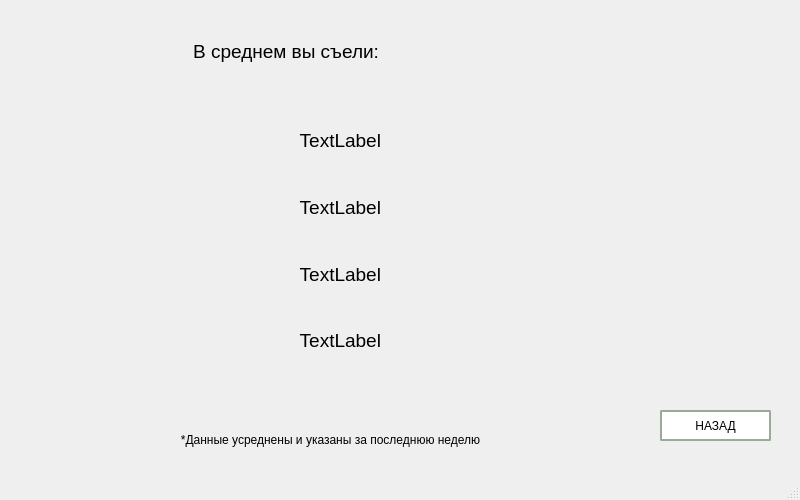
The window that advices.ui (CicadaInc/biostat) describes before a commit, drawn with Qt 5.
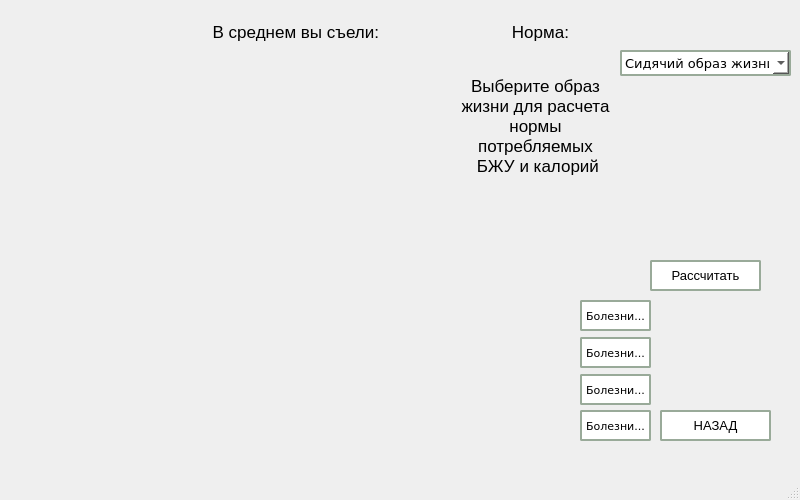
The same window after the commit.

Commit message: advice window (wrong disease information)

The edit to the form file:
```diff
--- a/advices.ui
+++ b/advices.ui
@@ -10,6 +10,11 @@
     <height>500</height>
    </rect>
   </property>
+  <property name="font">
+   <font>
+    <pointsize>10</pointsize>
+   </font>
+  </property>
   <property name="windowTitle">
    <string>MainWindow</string>
   </property>
@@ -38,34 +43,18 @@
      <string>НАЗАД</string>
     </property>
    </widget>
-   <widget class="QLabel" name="label">
-    <property name="geometry">
-     <rect>
-      <x>170</x>
-      <y>430</y>
-      <width>321</width>
-      <height>20</height>
-     </rect>
-    </property>
-    <property name="text">
-     <string>*Данные усреднены и указаны за последнюю неделю</string>
-    </property>
-    <property name="alignment">
-     <set>Qt::AlignCenter</set>
-    </property>
-   </widget>
    <widget class="QLabel" name="label_2">
     <property name="geometry">
      <rect>
       <x>170</x>
-      <y>10</y>
+      <y>-10</y>
       <width>209</width>
       <height>83</height>
      </rect>
     </property>
     <property name="font">
      <font>
-      <pointsize>14</pointsize>
+      <pointsize>13</pointsize>
      </font>
     </property>
     <property name="text">
@@ -78,10 +67,10 @@
    <widget class="QWidget" name="verticalLayoutWidget">
     <property name="geometry">
      <rect>
-      <x>170</x>
-      <y>110</y>
-      <width>211</width>
-      <height>261</height>
+      <x>240</x>
+      <y>70</y>
+      <width>141</width>
+      <height>221</height>
      </rect>
     </property>
     <layout class="QVBoxLayout" name="verticalLayout">
@@ -89,11 +78,11 @@
       <widget class="QLabel" name="proteins">
        <property name="font">
         <font>
-         <pointsize>14</pointsize>
+         <pointsize>13</pointsize>
         </font>
        </property>
        <property name="text">
-        <string>TextLabel</string>
+        <string/>
        </property>
        <property name="alignment">
         <set>Qt::AlignRight|Qt::AlignTrailing|Qt::AlignVCenter</set>
@@ -104,11 +93,11 @@
       <widget class="QLabel" name="fats">
        <property name="font">
         <font>
-         <pointsize>14</pointsize>
+         <pointsize>13</pointsize>
         </font>
        </property>
        <property name="text">
-        <string>TextLabel</string>
+        <string/>
        </property>
        <property name="alignment">
         <set>Qt::AlignRight|Qt::AlignTrailing|Qt::AlignVCenter</set>
@@ -119,11 +108,11 @@
       <widget class="QLabel" name="carbohydrates">
        <property name="font">
         <font>
-         <pointsize>14</pointsize>
+         <pointsize>13</pointsize>
         </font>
        </property>
        <property name="text">
-        <string>TextLabel</string>
+        <string/>
        </property>
        <property name="alignment">
         <set>Qt::AlignRight|Qt::AlignTrailing|Qt::AlignVCenter</set>
@@ -134,11 +123,11 @@
       <widget class="QLabel" name="Kkal">
        <property name="font">
         <font>
-         <pointsize>14</pointsize>
+         <pointsize>13</pointsize>
         </font>
        </property>
        <property name="text">
-        <string>TextLabel</string>
+        <string/>
        </property>
        <property name="alignment">
         <set>Qt::AlignRight|Qt::AlignTrailing|Qt::AlignVCenter</set>
@@ -147,6 +136,426 @@
      </item>
     </layout>
    </widget>
+   <widget class="QComboBox" name="chooseActivity">
+    <property name="geometry">
+     <rect>
+      <x>620</x>
+      <y>50</y>
+      <width>171</width>
+      <height>26</height>
+     </rect>
+    </property>
+    <property name="font">
+     <font>
+      <family>verdana</family>
+      <pointsize>10</pointsize>
+      <weight>50</weight>
+      <italic>false</italic>
+      <bold>false</bold>
+     </font>
+    </property>
+    <property name="styleSheet">
+     <string notr="true">QComboBox {font: 10pt &quot;verdana&quot;; 
+background-color: rgb(255, 255, 255); 
+border-radius: 2px; 
+border: 2px solid #9a9; 
+box-shadow: 4px 4px 4px rgba(8, 8, 8, 0.5)} 
+QPushButton:hover {background-color: rgba(231, 253, 255, 0.7); border: 2px solid #9a9;}</string>
+    </property>
+    <item>
+     <property name="text">
+      <string>Сидячий образ жизни</string>
+     </property>
+    </item>
+    <item>
+     <property name="text">
+      <string>Умеренная активность</string>
+     </property>
+    </item>
+    <item>
+     <property name="text">
+      <string>Средняя активность</string>
+     </property>
+    </item>
+    <item>
+     <property name="text">
+      <string>Интенсивные нагрузки</string>
+     </property>
+    </item>
+    <item>
+     <property name="text">
+      <string>Для спортсменов</string>
+     </property>
+    </item>
+    <item>
+     <property name="text">
+      <string>Для увеличения массы</string>
+     </property>
+    </item>
+    <item>
+     <property name="text">
+      <string>Для похудения</string>
+     </property>
+    </item>
+   </widget>
+   <widget class="QWidget" name="verticalLayoutWidget_2">
+    <property name="geometry">
+     <rect>
+      <x>430</x>
+      <y>70</y>
+      <width>141</width>
+      <height>221</height>
+     </rect>
+    </property>
+    <layout class="QVBoxLayout" name="verticalLayout_2">
+     <item>
+      <widget class="QLabel" name="proteins_2">
+       <property name="font">
+        <font>
+         <pointsize>13</pointsize>
+        </font>
+       </property>
+       <property name="text">
+        <string/>
+       </property>
+       <property name="alignment">
+        <set>Qt::AlignRight|Qt::AlignTrailing|Qt::AlignVCenter</set>
+       </property>
+      </widget>
+     </item>
+     <item>
+      <widget class="QLabel" name="fats_2">
+       <property name="font">
+        <font>
+         <pointsize>13</pointsize>
+        </font>
+       </property>
+       <property name="text">
+        <string/>
+       </property>
+       <property name="alignment">
+        <set>Qt::AlignRight|Qt::AlignTrailing|Qt::AlignVCenter</set>
+       </property>
+      </widget>
+     </item>
+     <item>
+      <widget class="QLabel" name="carbohydrates_2">
+       <property name="font">
+        <font>
+         <pointsize>13</pointsize>
+        </font>
+       </property>
+       <property name="text">
+        <string/>
+       </property>
+       <property name="alignment">
+        <set>Qt::AlignRight|Qt::AlignTrailing|Qt::AlignVCenter</set>
+       </property>
+      </widget>
+     </item>
+     <item>
+      <widget class="QLabel" name="Kkal_2">
+       <property name="font">
+        <font>
+         <pointsize>13</pointsize>
+        </font>
+       </property>
+       <property name="text">
+        <string/>
+       </property>
+       <property name="alignment">
+        <set>Qt::AlignRight|Qt::AlignTrailing|Qt::AlignVCenter</set>
+       </property>
+      </widget>
+     </item>
+    </layout>
+   </widget>
+   <widget class="QLabel" name="label_3">
+    <property name="geometry">
+     <rect>
+      <x>360</x>
+      <y>-10</y>
+      <width>209</width>
+      <height>83</height>
+     </rect>
+    </property>
+    <property name="font">
+     <font>
+      <pointsize>13</pointsize>
+     </font>
+    </property>
+    <property name="text">
+     <string>Норма:</string>
+    </property>
+    <property name="alignment">
+     <set>Qt::AlignRight|Qt::AlignTrailing|Qt::AlignVCenter</set>
+    </property>
+   </widget>
+   <widget class="QPushButton" name="pushCalculate">
+    <property name="geometry">
+     <rect>
+      <x>650</x>
+      <y>260</y>
+      <width>111</width>
+      <height>31</height>
+     </rect>
+    </property>
+    <property name="cursor">
+     <cursorShape>PointingHandCursor</cursorShape>
+    </property>
+    <property name="styleSheet">
+     <string notr="true">QPushButton {font: 13pt &quot;verdana&quot;; 
+background-color: rgb(255, 255, 255); 
+border-radius: 2px; 
+border: 2px solid #9a9; 
+box-shadow: 4px 4px 4px rgba(8, 8, 8, 0.5)} 
+QPushButton:hover {background-color: rgba(231, 253, 255, 0.7); border: 2px solid #9a9;}</string>
+    </property>
+    <property name="text">
+     <string>Рассчитать</string>
+    </property>
+   </widget>
+   <widget class="QLabel" name="label">
+    <property name="geometry">
+     <rect>
+      <x>460</x>
+      <y>60</y>
+      <width>151</width>
+      <height>131</height>
+     </rect>
+    </property>
+    <property name="font">
+     <font>
+      <pointsize>13</pointsize>
+     </font>
+    </property>
+    <property name="text">
+     <string>Выберите образ
+жизни для расчета
+нормы
+потребляемых
+ БЖУ и калорий</string>
+    </property>
+    <property name="alignment">
+     <set>Qt::AlignCenter</set>
+    </property>
+   </widget>
+   <widget class="QPushButton" name="pushProteinDiseases">
+    <property name="geometry">
+     <rect>
+      <x>580</x>
+      <y>300</y>
+      <width>71</width>
+      <height>31</height>
+     </rect>
+    </property>
+    <property name="font">
+     <font>
+      <family>verdana</family>
+      <pointsize>8</pointsize>
+      <weight>50</weight>
+      <italic>false</italic>
+      <bold>false</bold>
+     </font>
+    </property>
+    <property name="cursor">
+     <cursorShape>PointingHandCursor</cursorShape>
+    </property>
+    <property name="styleSheet">
+     <string notr="true">QPushButton {font: 8pt &quot;verdana&quot;; 
+background-color: rgb(255, 255, 255); 
+border-radius: 2px; 
+border: 2px solid #9a9; 
+box-shadow: 4px 4px 4px rgba(8, 8, 8, 0.5)} 
+QPushButton:hover {background-color: rgba(231, 253, 255, 0.7); border: 2px solid #9a9;}</string>
+    </property>
+    <property name="text">
+     <string>Болезни...</string>
+    </property>
+   </widget>
+   <widget class="QLabel" name="protein_advice">
+    <property name="geometry">
+     <rect>
+      <x>218</x>
+      <y>301</y>
+      <width>361</width>
+      <height>31</height>
+     </rect>
+    </property>
+    <property name="font">
+     <font>
+      <pointsize>11</pointsize>
+     </font>
+    </property>
+    <property name="text">
+     <string/>
+    </property>
+    <property name="alignment">
+     <set>Qt::AlignCenter</set>
+    </property>
+   </widget>
+   <widget class="QLabel" name="fat_advice">
+    <property name="geometry">
+     <rect>
+      <x>218</x>
+      <y>337</y>
+      <width>361</width>
+      <height>31</height>
+     </rect>
+    </property>
+    <property name="font">
+     <font>
+      <pointsize>11</pointsize>
+     </font>
+    </property>
+    <property name="text">
+     <string/>
+    </property>
+    <property name="alignment">
+     <set>Qt::AlignCenter</set>
+    </property>
+   </widget>
+   <widget class="QLabel" name="carbohydrate_advice">
+    <property name="geometry">
+     <rect>
+      <x>218</x>
+      <y>374</y>
+      <width>361</width>
+      <height>31</height>
+     </rect>
+    </property>
+    <property name="font">
+     <font>
+      <pointsize>11</pointsize>
+     </font>
+    </property>
+    <property name="text">
+     <string/>
+    </property>
+    <property name="alignment">
+     <set>Qt::AlignCenter</set>
+    </property>
+   </widget>
+   <widget class="QLabel" name="Kkal_advice">
+    <property name="geometry">
+     <rect>
+      <x>218</x>
+      <y>410</y>
+      <width>361</width>
+      <height>31</height>
+     </rect>
+    </property>
+    <property name="font">
+     <font>
+      <pointsize>11</pointsize>
+     </font>
+    </property>
+    <property name="text">
+     <string/>
+    </property>
+    <property name="alignment">
+     <set>Qt::AlignCenter</set>
+    </property>
+   </widget>
+   <widget class="QPushButton" name="pushFatDiseases">
+    <property name="geometry">
+     <rect>
+      <x>580</x>
+      <y>337</y>
+      <width>71</width>
+      <height>31</height>
+     </rect>
+    </property>
+    <property name="font">
+     <font>
+      <family>verdana</family>
+      <pointsize>8</pointsize>
+      <weight>50</weight>
+      <italic>false</italic>
+      <bold>false</bold>
+     </font>
+    </property>
+    <property name="cursor">
+     <cursorShape>PointingHandCursor</cursorShape>
+    </property>
+    <property name="styleSheet">
+     <string notr="true">QPushButton {font: 8pt &quot;verdana&quot;; 
+background-color: rgb(255, 255, 255); 
+border-radius: 2px; 
+border: 2px solid #9a9; 
+box-shadow: 4px 4px 4px rgba(8, 8, 8, 0.5)} 
+QPushButton:hover {background-color: rgba(231, 253, 255, 0.7); border: 2px solid #9a9;}</string>
+    </property>
+    <property name="text">
+     <string>Болезни...</string>
+    </property>
+   </widget>
+   <widget class="QPushButton" name="pushCarbohydrateDiseases">
+    <property name="geometry">
+     <rect>
+      <x>580</x>
+      <y>374</y>
+      <width>71</width>
+      <height>31</height>
+     </rect>
+    </property>
+    <property name="font">
+     <font>
+      <family>verdana</family>
+      <pointsize>8</pointsize>
+      <weight>50</weight>
+      <italic>false</italic>
+      <bold>false</bold>
+     </font>
+    </property>
+    <property name="cursor">
+     <cursorShape>PointingHandCursor</cursorShape>
+    </property>
+    <property name="styleSheet">
+     <string notr="true">QPushButton {font: 8pt &quot;verdana&quot;; 
+background-color: rgb(255, 255, 255); 
+border-radius: 2px; 
+border: 2px solid #9a9; 
+box-shadow: 4px 4px 4px rgba(8, 8, 8, 0.5)} 
+QPushButton:hover {background-color: rgba(231, 253, 255, 0.7); border: 2px solid #9a9;}</string>
+    </property>
+    <property name="text">
+     <string>Болезни...</string>
+    </property>
+   </widget>
+   <widget class="QPushButton" name="pushKkalDiseases">
+    <property name="geometry">
+     <rect>
+      <x>580</x>
+      <y>410</y>
+      <width>71</width>
+      <height>31</height>
+     </rect>
+    </property>
+    <property name="font">
+     <font>
+      <family>verdana</family>
+      <pointsize>8</pointsize>
+      <weight>50</weight>
+      <italic>false</italic>
+      <bold>false</bold>
+     </font>
+    </property>
+    <property name="cursor">
+     <cursorShape>PointingHandCursor</cursorShape>
+    </property>
+    <property name="styleSheet">
+     <string notr="true">QPushButton {font: 8pt &quot;verdana&quot;; 
+background-color: rgb(255, 255, 255); 
+border-radius: 2px; 
+border: 2px solid #9a9; 
+box-shadow: 4px 4px 4px rgba(8, 8, 8, 0.5)} 
+QPushButton:hover {background-color: rgba(231, 253, 255, 0.7); border: 2px solid #9a9;}</string>
+    </property>
+    <property name="text">
+     <string>Болезни...</string>
+    </property>
+   </widget>
   </widget>
   <widget class="QMenuBar" name="menubar">
    <property name="geometry">
```
Left out of the diff: 2 changed lines with no effect on the pictures.
